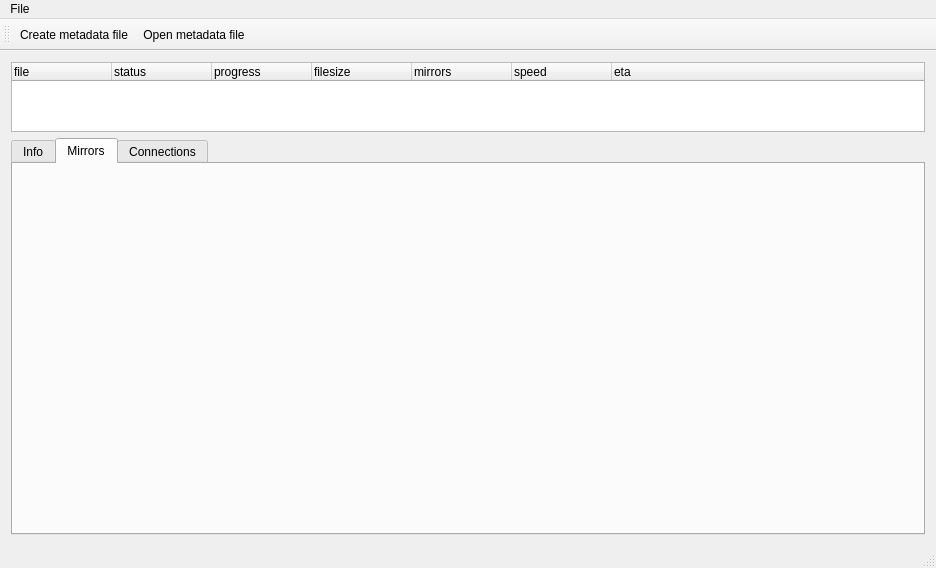
First picture: the form in mainwindow.ui, repository Szpadel/Aksolotl, before the edit.
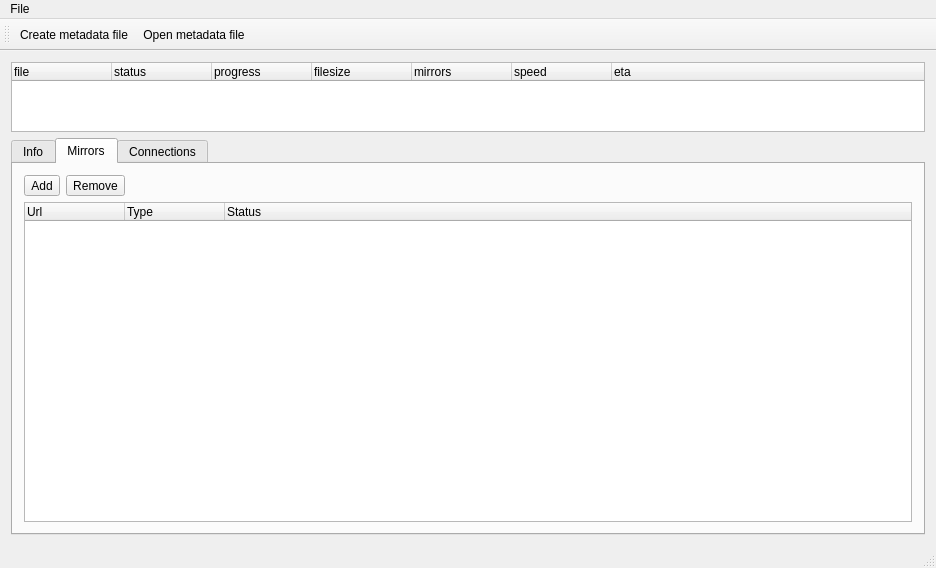
Second picture: the form after the edit. The open tabs and pages were chosen to show the change. Icons and pictures are not drawn.

Commit message: Nazwy labeli w MainWindow, tabele mirorów oraz połączeń, poprawka w pliku projektu

Diff of the .ui file:
```diff
--- a/mainwindow.ui
+++ b/mainwindow.ui
@@ -7,7 +7,7 @@
     <x>0</x>
     <y>0</y>
     <width>936</width>
-    <height>471</height>
+    <height>531</height>
    </rect>
   </property>
   <property name="windowTitle">
@@ -16,7 +16,7 @@
   <widget class="QWidget" name="centralWidget">
    <layout class="QGridLayout" name="gridLayout">
     <item row="0" column="0">
-     <widget class="QTreeWidget" name="treeWidget">
+     <widget class="QTreeWidget" name="tasksTable">
       <column>
        <property name="text">
         <string>file</string>
@@ -317,6 +317,70 @@
        <attribute name="title">
         <string>Mirrors</string>
        </attribute>
+       <layout class="QGridLayout" name="gridLayout_4">
+        <item row="0" column="0">
+         <layout class="QHBoxLayout" name="horizontalLayout_2">
+          <item>
+           <widget class="QToolButton" name="toolButton_2">
+            <property name="text">
+             <string>Add</string>
+            </property>
+            <property name="icon">
+             <iconset resource="resources.qrc">
+              <normaloff>:/icons-32/icons/list-add.png</normaloff>:/icons-32/icons/list-add.png</iconset>
+            </property>
+           </widget>
+          </item>
+          <item>
+           <widget class="QToolButton" name="toolButton">
+            <property name="text">
+             <string>Remove</string>
+            </property>
+            <property name="icon">
+             <iconset resource="resources.qrc">
+              <normaloff>:/icons-32/icons/list-remove.png</normaloff>:/icons-32/icons/list-remove.png</iconset>
+            </property>
+           </widget>
+          </item>
+          <item>
+           <spacer name="horizontalSpacer_3">
+            <property name="orientation">
+             <enum>Qt::Horizontal</enum>
+            </property>
+            <property name="sizeHint" stdset="0">
+             <size>
+              <width>40</width>
+              <height>20</height>
+             </size>
+            </property>
+           </spacer>
+          </item>
+         </layout>
+        </item>
+        <item row="1" column="0">
+         <layout class="QVBoxLayout" name="verticalLayout_2">
+          <item>
+           <widget class="QTreeWidget" name="treeWidget">
+            <column>
+             <property name="text">
+              <string>Url</string>
+             </property>
+            </column>
+            <column>
+             <property name="text">
+              <string>Type</string>
+             </property>
+            </column>
+            <column>
+             <property name="text">
+              <string>Status</string>
+             </property>
+            </column>
+           </widget>
+          </item>
+         </layout>
+        </item>
+       </layout>
       </widget>
       <widget class="QWidget" name="tab">
        <attribute name="title">
```
Left out of the diff: 57 changed lines with no effect on the pictures. The commit also changes 1 other file.
